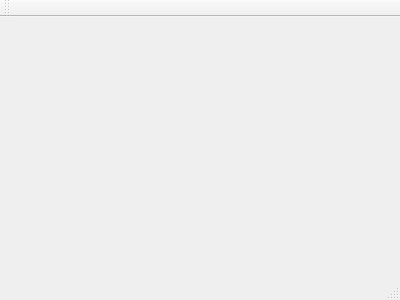
This is ventanaprincipal.ui in DavidCrgh/Tarea_Programa_Estructuras_2 as Qt 5 draws it before an edit. The edited form follows.
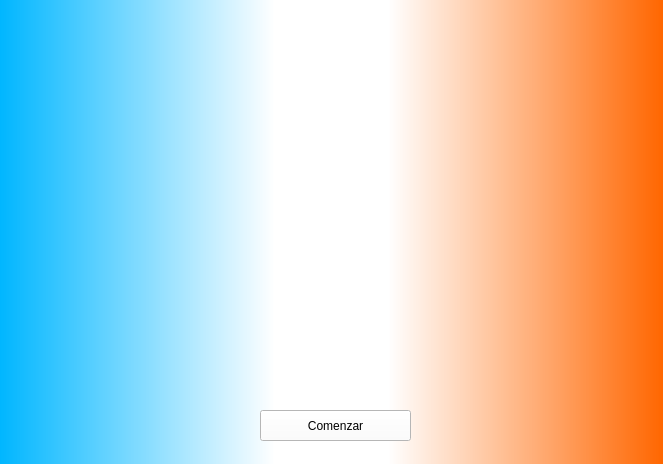
This is the edited form. Icons and pictures are not drawn.

Patch:
```diff
--- a/ventanaprincipal.ui
+++ b/ventanaprincipal.ui
@@ -1,24 +1,154 @@
 <ui version="4.0">
  <class>VentanaPrincipal</class>
- <widget class="QMainWindow" name="VentanaPrincipal" >
-  <property name="geometry" >
+ <widget class="QMainWindow" name="VentanaPrincipal">
+  <property name="geometry">
    <rect>
     <x>0</x>
     <y>0</y>
-    <width>400</width>
-    <height>300</height>
+    <width>663</width>
+    <height>464</height>
    </rect>
   </property>
-  <property name="windowTitle" >
-   <string>VentanaPrincipal</string>
+  <property name="minimumSize">
+   <size>
+    <width>663</width>
+    <height>464</height>
+   </size>
   </property>
-  <widget class="QMenuBar" name="menuBar" />
-  <widget class="QToolBar" name="mainToolBar" />
-  <widget class="QWidget" name="centralWidget" />
-  <widget class="QStatusBar" name="statusBar" />
+  <property name="maximumSize">
+   <size>
+    <width>663</width>
+    <height>464</height>
+   </size>
+  </property>
+  <property name="windowTitle">
+   <string>Juicio Final</string>
+  </property>
+  <property name="windowIcon">
+   <iconset resource="recursos.qrc">
+    <normaloff>:/recursos/imagenes/recursos/imagenes/tree-48-512.png</normaloff>:/recursos/imagenes/recursos/imagenes/tree-48-512.png</iconset>
+  </property>
+  <property name="autoFillBackground">
+   <bool>false</bool>
+  </property>
+  <widget class="QWidget" name="centralWidget">
+   <property name="styleSheet">
+    <string notr="true">background-color: qlineargradient(spread:pad, x1:0, y1:0, x2:1, y2:0, stop:0 rgba(0, 182, 255, 255), stop:0.414773 rgba(255, 255, 255, 255), stop:0.585227 rgba(255, 255, 255, 255), stop:1 rgba(255, 102, 0, 255));
+</string>
+   </property>
+   <widget class="QLabel" name="label">
+    <property name="geometry">
+     <rect>
+      <x>80</x>
+      <y>0</y>
+      <width>501</width>
+      <height>301</height>
+     </rect>
+    </property>
+    <property name="styleSheet">
+     <string notr="true">background-color: rgba(255, 255, 255, 0);
+image: url(:/recursos/imagenes/recursos/imagenes/Imagen2.png);</string>
+    </property>
+    <property name="text">
+     <string/>
+    </property>
+   </widget>
+   <widget class="QLabel" name="label_2">
+    <property name="geometry">
+     <rect>
+      <x>200</x>
+      <y>-10</y>
+      <width>271</width>
+      <height>491</height>
+     </rect>
+    </property>
+    <property name="styleSheet">
+     <string notr="true">background-color: rgba(255, 255, 255, 0);
+image: url(:/recursos/imagenes/recursos/imagenes/tree-48-512.png);</string>
+    </property>
+    <property name="text">
+     <string/>
+    </property>
+   </widget>
+   <widget class="QLabel" name="label_3">
+    <property name="geometry">
+     <rect>
+      <x>10</x>
+      <y>320</y>
+      <width>141</width>
+      <height>121</height>
+     </rect>
+    </property>
+    <property name="styleSheet">
+     <string notr="true">background-color: rgba(255, 255, 255, 0);
+image: url(:/recursos/imagenes/recursos/imagenes/bird-icon-png[1].png);
+</string>
+    </property>
+    <property name="text">
+     <string/>
+    </property>
+   </widget>
+   <widget class="QLabel" name="label_5">
+    <property name="geometry">
+     <rect>
+      <x>490</x>
+      <y>310</y>
+      <width>171</width>
+      <height>151</height>
+     </rect>
+    </property>
+    <property name="styleSheet">
+     <string notr="true">background-color: rgba(255, 255, 255, 0);
+image: url(:/recursos/imagenes/recursos/imagenes/goat_satan_pentagram_by_hakage21-d6rw4rl.png);
+</string>
+    </property>
+    <property name="text">
+     <string/>
+    </property>
+   </widget>
+   <widget class="QPushButton" name="pushButton">
+    <property name="geometry">
+     <rect>
+      <x>260</x>
+      <y>410</y>
+      <width>151</width>
+      <height>31</height>
+     </rect>
+    </property>
+    <property name="styleSheet">
+     <string notr="true">background-color: rgba(255, 255, 255, 255);
+
+font: 75 20pt &quot;System&quot;;</string>
+    </property>
+    <property name="text">
+     <string>Comenzar</string>
+    </property>
+   </widget>
+  </widget>
+  <action name="actionHola">
+   <property name="text">
+    <string>Hola</string>
+   </property>
+  </action>
+  <action name="actionMundo">
+   <property name="text">
+    <string>Mundo</string>
+   </property>
+  </action>
+  <action name="actionNepe">
+   <property name="text">
+    <string>Nepe</string>
+   </property>
+  </action>
+  <action name="actionNegro">
+   <property name="text">
+    <string>Negro</string>
+   </property>
+  </action>
  </widget>
- <layoutDefault spacing="6" margin="11" />
- <pixmapfunction></pixmapfunction>
- <resources/>
+ <layoutdefault spacing="6" margin="11"/>
+ <resources>
+  <include location="recursos.qrc"/>
+ </resources>
  <connections/>
 </ui>
```
Left out of the diff: 1 changed line with no effect on the pictures.
